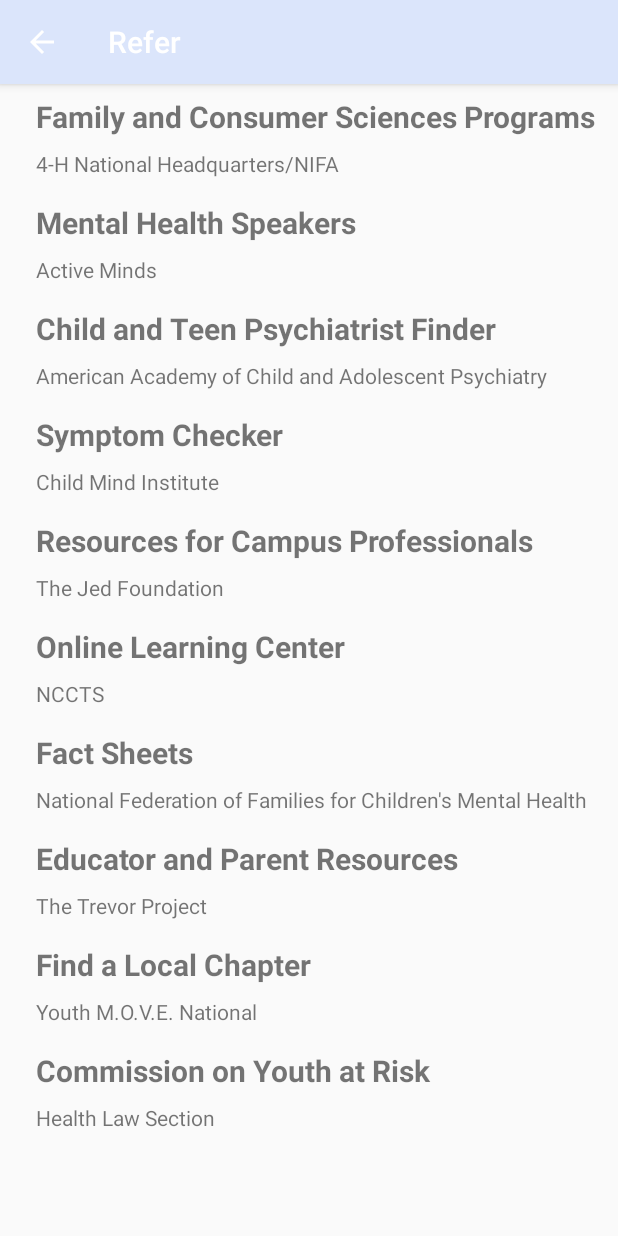
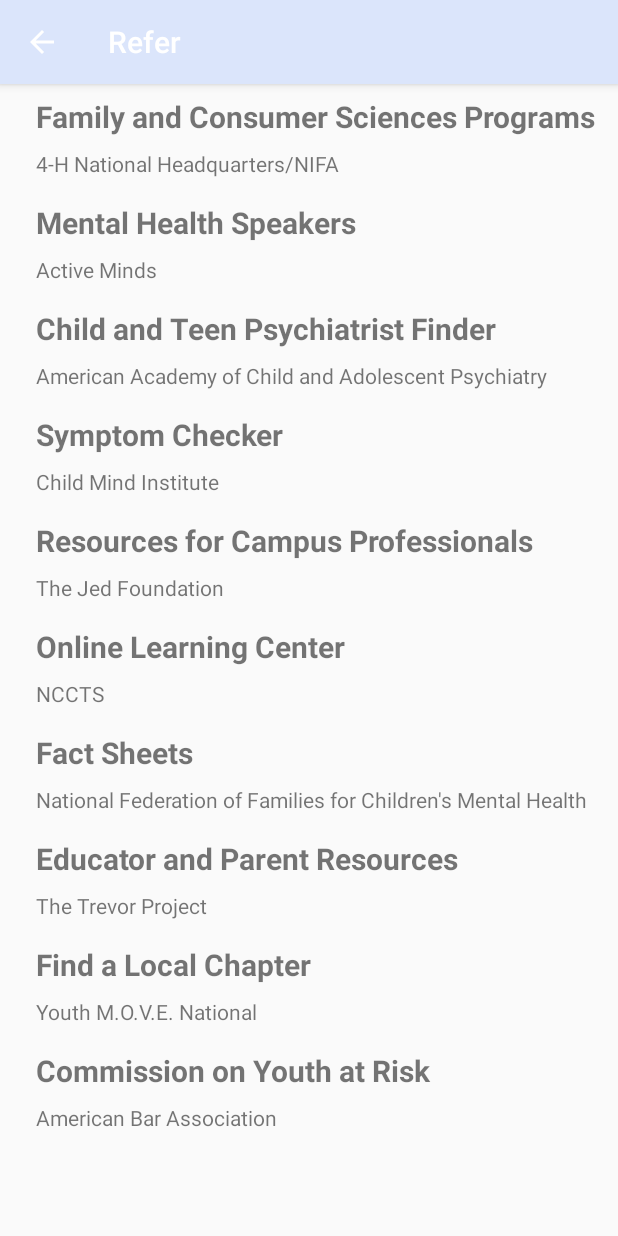
Before and after one commit to hamiltona21/RelaxReferReflect, an Android app: the ReferActivity screen opened directly, with no data from a screen before it, on a phone screen of 412 x 824 dp. Run offline under Robolectric (Android 15) with nearby library versions, the phone set to English and light mode, and no system bars.

Commit message:
eighth commit

```diff
--- a/app/src/main/java/ashleyhamilton/honorsmobileapps/relaxreferreflect/Organization.java
+++ b/app/src/main/java/ashleyhamilton/honorsmobileapps/relaxreferreflect/Organization.java
@@ -3,9 +3,11 @@ package ashleyhamilton.honorsmobileapps.relaxreferreflect;
 public class Organization {
     private String mTitle;
     private String mName;
-    public Organization(String t, String n){
+    private String mUrl;
+    public Organization(String t, String n, String u){
         mTitle=t;
         mName=n;
+        mUrl=u;
     }
     public String getTitle() {
         return mTitle;
@@ -21,5 +23,12 @@ public class Organization {
     public void setName(String n) {
         mName=n;
     }
+    public String getUrl() {
+        return mUrl;
+    }
+
+    public void setUrl(String u) {
+        mUrl=u;
+    }
 
 }
--- a/app/src/main/java/ashleyhamilton/honorsmobileapps/relaxreferreflect/OrganizationViewHolder.java
+++ b/app/src/main/java/ashleyhamilton/honorsmobileapps/relaxreferreflect/OrganizationViewHolder.java
@@ -1,16 +1,20 @@
 package ashleyhamilton.honorsmobileapps.relaxreferreflect;
 
+import android.content.Context;
+import android.content.Intent;
+import android.net.Uri;
 import android.view.View;
 import android.widget.TextView;
 
 import androidx.recyclerview.widget.RecyclerView;
 
-public class OrganizationViewHolder extends RecyclerView.ViewHolder {
+public class OrganizationViewHolder extends RecyclerView.ViewHolder implements View.OnClickListener {
     private TextView mTitleTextView;
     private TextView mNameTextView;
     private Organization mOrg;
     public OrganizationViewHolder(View rootView){
         super(rootView);
+        rootView.setOnClickListener(this);
         mTitleTextView=rootView.findViewById(R.id.textViewTitle);
         mNameTextView=rootView.findViewById(R.id.textViewName);
     }
@@ -19,4 +23,11 @@ public class OrganizationViewHolder extends RecyclerView.ViewHolder {
         mTitleTextView.setText(mOrg.getTitle());
         mNameTextView.setText(mOrg.getName());
     }
+
+    @Override
+    public void onClick(View v) {
+        Context mContext=v.getContext();
+        Intent browserIntent = new Intent(Intent.ACTION_VIEW, Uri.parse(mOrg.getUrl()));
+        mContext.startActivity(browserIntent);
+    }
 }
--- a/app/src/main/java/ashleyhamilton/honorsmobileapps/relaxreferreflect/ReferActivity.java
+++ b/app/src/main/java/ashleyhamilton/honorsmobileapps/relaxreferreflect/ReferActivity.java
@@ -21,16 +21,16 @@ public class ReferActivity extends AppCompatActivity {
         LinearLayoutManager layoutManager=new LinearLayoutManager(this);
         mRecyclerView.setLayoutManager(layoutManager);
         ArrayList<Organization> orgs = new ArrayList<>();
-        orgs.add(new Organization("Family and Consumer Sciences Programs", "4-H National Headquarters/NIFA"));
-        orgs.add(new Organization("Mental Health Speakers", "Active Minds"));
-        orgs.add(new Organization("Child and Teen Psychiatrist Finder", "American Academy of Child and Adolescent Psychiatry"));
-        orgs.add(new Organization("Symptom Checker", "Child Mind Institute"));
-        orgs.add(new Organization("Resources for Campus Professionals ", "The Jed Foundation"));
-        orgs.add(new Organization("Online Learning Center", "NCCTS"));
-        orgs.add(new Organization("Fact Sheets", "National Federation of Families for Children's Mental Health"));
-        orgs.add(new Organization("Educator and Parent Resources", "The Trevor Project"));
-        orgs.add(new Organization("Find a Local Chapter", "Youth M.O.V.E. National"));
-        orgs.add(new Organization("Commission on Youth at Risk", "Health Law Section"));
+        orgs.add(new Organization("Family and Consumer Sciences Programs", "4-H National Headquarters/NIFA", "https://nifa.usda.gov/office/division-family-consumer-sciences"));
+        orgs.add(new Organization("Mental Health Speakers", "Active Minds", "https://www.activeminds.org/programs/am-speakers/"));
+        orgs.add(new Organization("Child and Teen Psychiatrist Finder", "American Academy of Child and Adolescent Psychiatry", "https://www.aacap.org/aacap/Families_and_Youth/Resources/CAP_Finder.aspx"));
+        orgs.add(new Organization("Symptom Checker", "Child Mind Institute", "https://childmind.org/symptomchecker/"));
+        orgs.add(new Organization("Resources for Campus Professionals ", "The Jed Foundation", "https://www.jedfoundation.org/?s=Resources+for+campus+professionals"));
+        orgs.add(new Organization("Online Learning Center", "NCCTS", "https://learn.nctsn.org/"));
+        orgs.add(new Organization("Fact Sheets", "National Federation of Families for Children's Mental Health", "https://www.ffcmh.org/resources/families"));
+        orgs.add(new Organization("Educator and Parent Resources", "The Trevor Project", "https://www.thetrevorproject.org/education/"));
+        orgs.add(new Organization("Find a Local Chapter", "Youth M.O.V.E. National", "https://www.thetrevorproject.org/education/"));
+        orgs.add(new Organization("Commission on Youth at Risk", "American Bar Association", "https://www.americanbar.org/groups/public_interest/child_law/staff1/commission-on-youth-at-risk/"));
         mAdapter=new OrganizationAdapter(orgs);
         mRecyclerView.setAdapter(mAdapter);
     }
```
